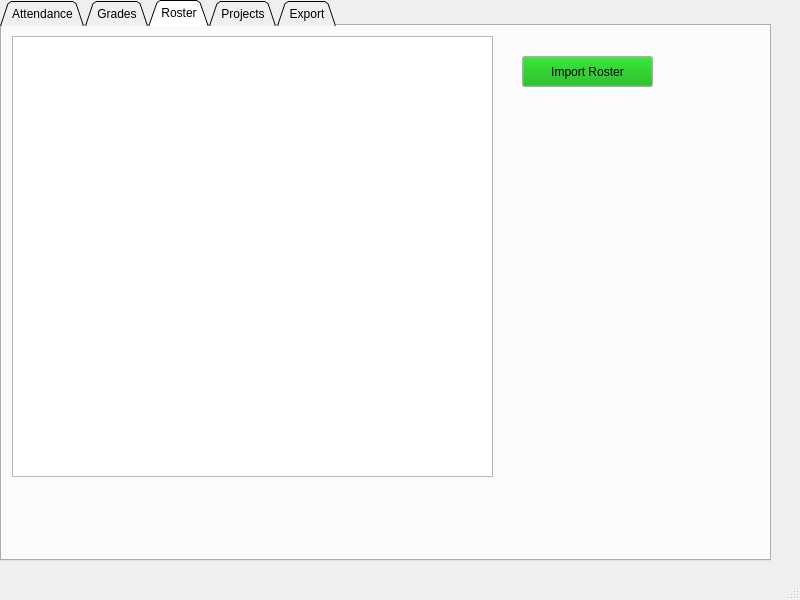
Old version of the form CMS1.ui in the repository lizhao1993/CMS.
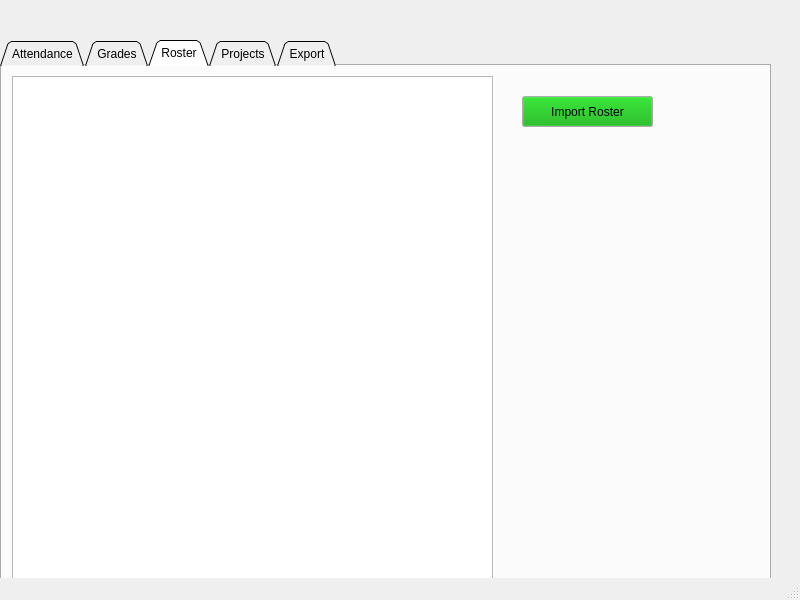
New version of the form.

Diff of the .ui file:
```diff
--- a/CMS1.ui
+++ b/CMS1.ui
@@ -18,7 +18,7 @@
     <property name="geometry">
      <rect>
       <x>0</x>
-      <y>0</y>
+      <y>40</y>
       <width>771</width>
       <height>561</height>
      </rect>
@@ -150,7 +150,7 @@
         <x>10</x>
         <y>10</y>
         <width>481</width>
-        <height>441</height>
+        <height>511</height>
        </rect>
       </property>
      </widget>
```
